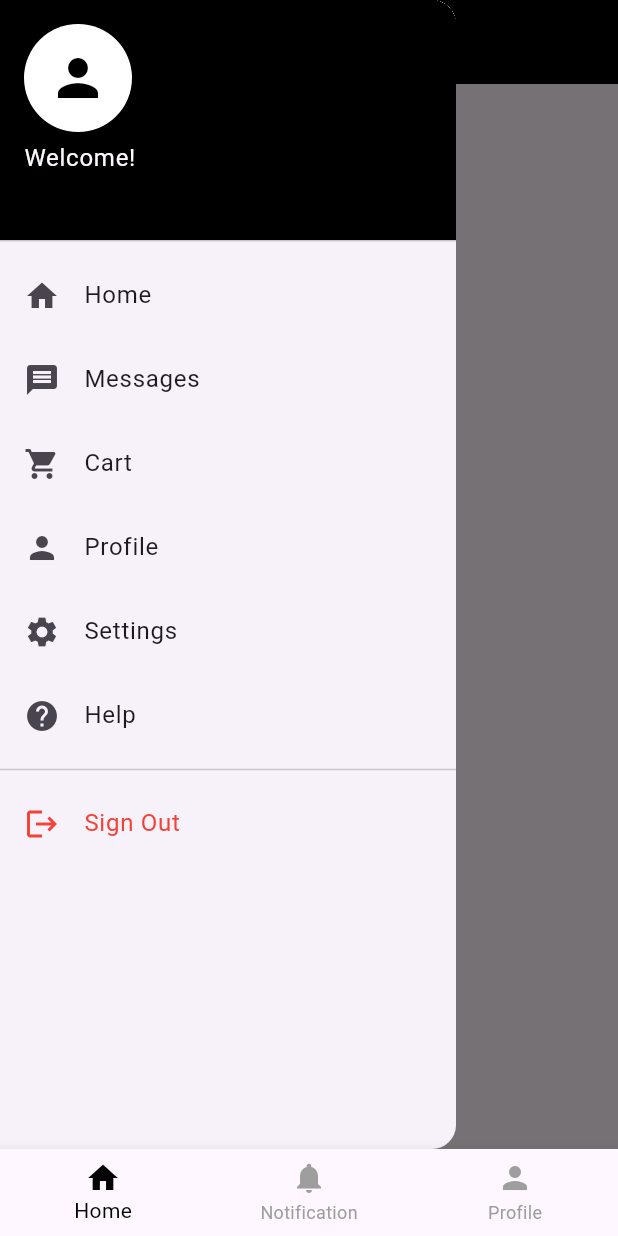
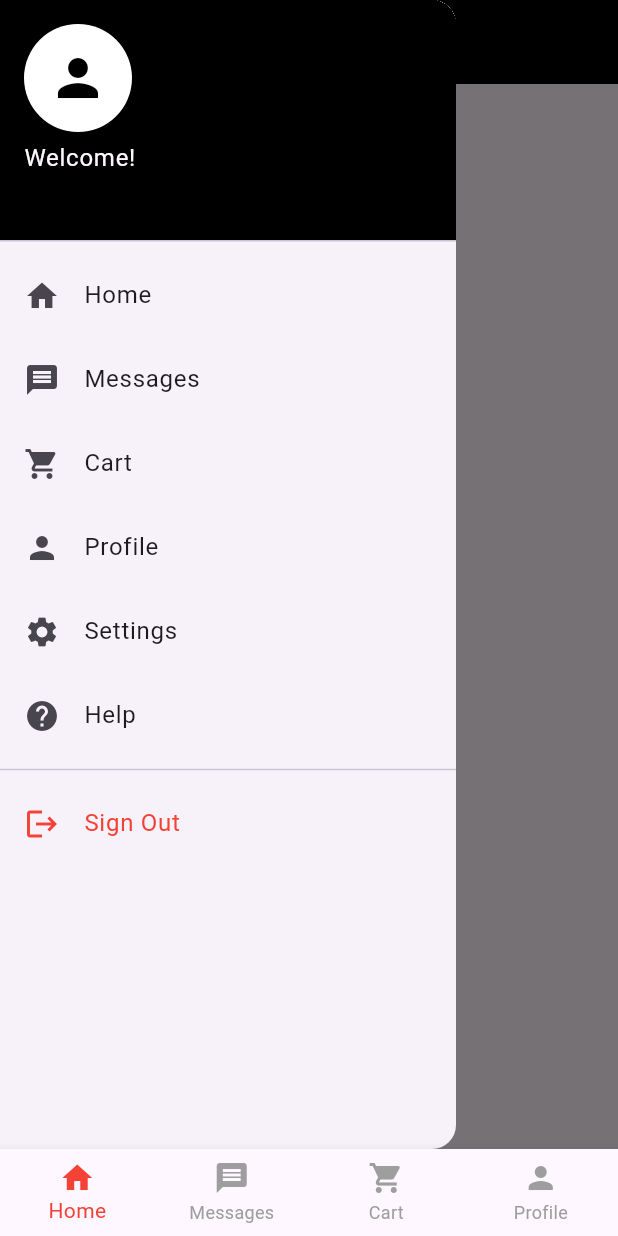
Before and after one commit to milan-koirala/flutterfire_auth_app, a Flutter app: the screen it shows once a user with an empty profile is signed in, with the side drawer open, on a phone screen of 412 x 824 dp. Run offline on Flutter 3.47's test engine with Material 3 defaults, Android fonts, the phone set to English and light mode, and no system bars; our stand-ins replace firebase_auth, firebase_core, flutter_local_notifications, google_sign_in; accounts and stored records are empty.

Commit message:
Update MyBottomNavBar to include Messages and Cart tabs with red active color

```diff
--- a/lib/components/my_bottom_navbar.dart
+++ b/lib/components/my_bottom_navbar.dart
@@ -15,15 +15,26 @@ class MyBottomNavBar extends StatelessWidget {
     return BottomNavigationBar(
       currentIndex: currentIndex,
       onTap: onTap,
-      selectedItemColor: Colors.black,
+      selectedItemColor: Colors.red,
       unselectedItemColor: Colors.grey,
+      type: BottomNavigationBarType.fixed,
       items: const [
-        BottomNavigationBarItem(icon: Icon(Icons.home), label: 'Home'),
         BottomNavigationBarItem(
-          icon: Icon(Icons.notifications),
-          label: 'Notification',
+          icon: Icon(Icons.home),
+          label: "Home",
         ),
-        BottomNavigationBarItem(icon: Icon(Icons.person), label: 'Profile'),
+        BottomNavigationBarItem(
+          icon: Icon(Icons.message),
+          label: "Messages",
+        ),
+        BottomNavigationBarItem(
+          icon: Icon(Icons.shopping_cart),
+          label: "Cart",
+        ),
+        BottomNavigationBarItem(
+          icon: Icon(Icons.person),
+          label: "Profile",
+        ),
       ],
     );
   }
```
